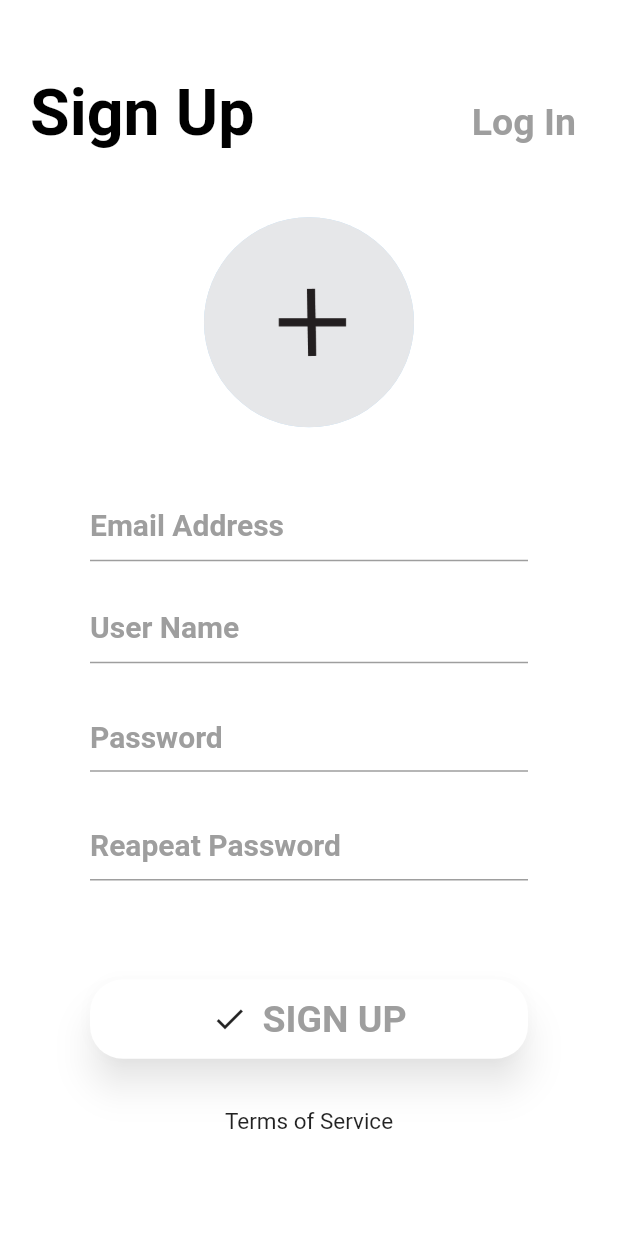
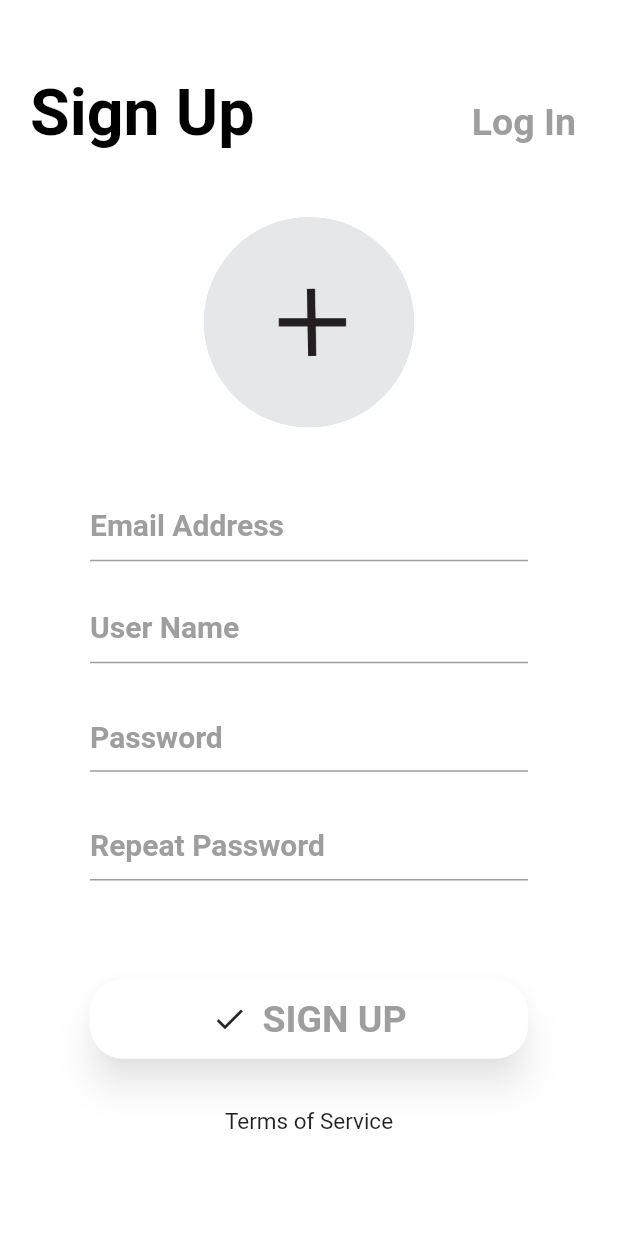
Before and after one commit to dunhd/Welcome-Login-UI, a Flutter app: the SignUpScreen screen opened directly, on a phone screen of 412 x 824 dp. Run offline on Flutter 3.47's test engine with Material 2 defaults, Android fonts, the phone set to English and light mode, and no system bars; our stand-ins replace font_awesome_flutter.

```diff
--- a/lib/screens/signup_screen/signup_screen.dart
+++ b/lib/screens/signup_screen/signup_screen.dart
@@ -51,7 +51,7 @@ class SignUpScreen extends StatelessWidget {
             ),
             SizedBox(height: 20.0),
             InputFieldContainer(
-              hintText: 'Reapeat Password',
+              hintText: 'Repeat Password',
               onChanged: (value) {},
               obscureText: true,
               suffix: Icon(
```
Also changed, not shown: LogIn screen UI.png (added), SignUp Screen UI.png (added), assets/images/addPhoto.svg (deleted).
